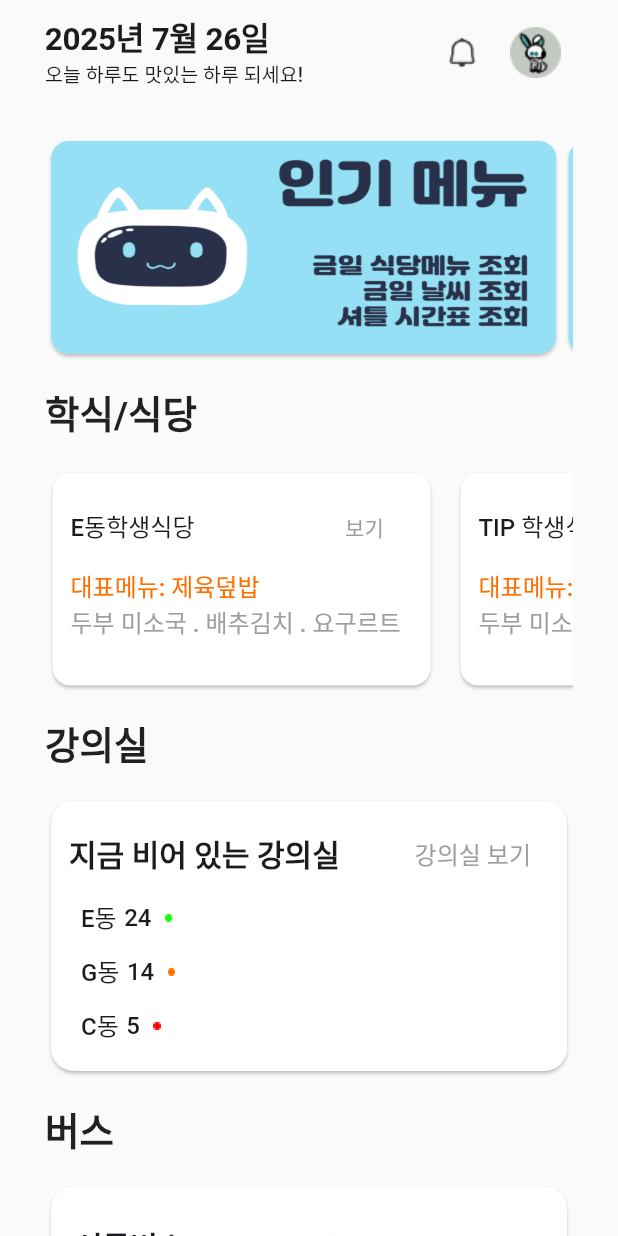
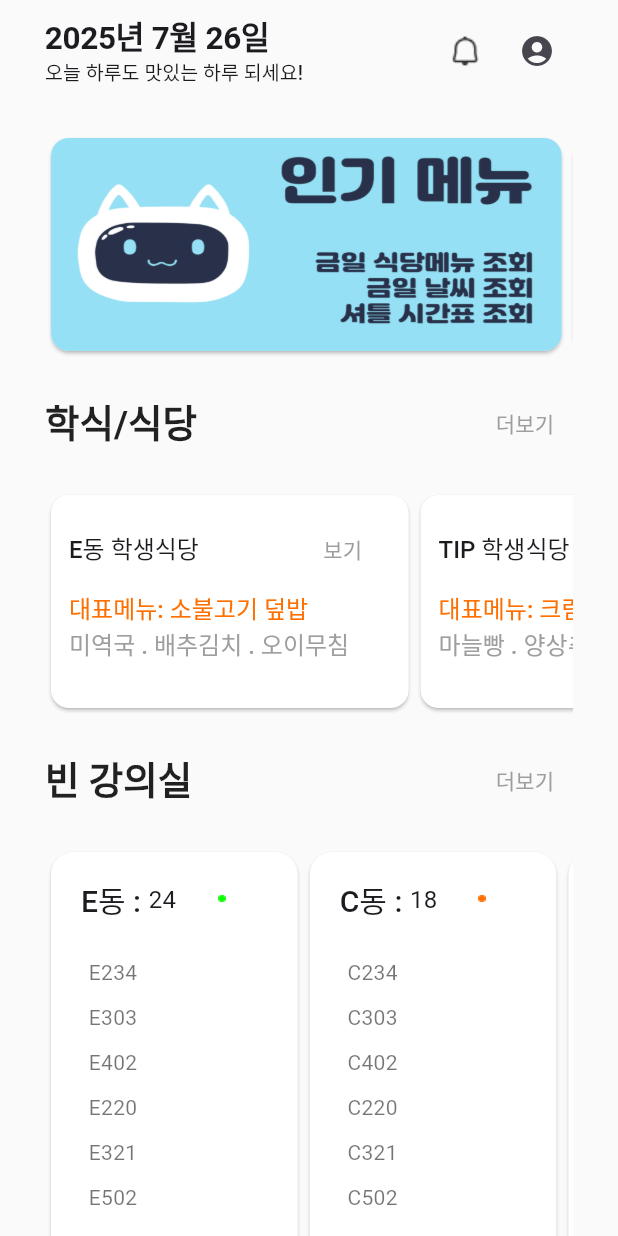
Before and after one commit to SongsBy/Sandori, a Flutter app: the HomeScreen screen opened directly, on a phone screen of 412 x 824 dp. Run offline on Flutter 3.47's test engine with Material 3 defaults, Android fonts, the phone set to English and light mode, and no system bars; Roboto replaces fonts that are missing (Pretendard).

Commit message:
homeScreen 최종

```diff
--- a/lib/screen/Banner_top.dart
+++ b/lib/screen/Banner_top.dart
@@ -21,7 +21,7 @@ class _BannerTopState extends State<BannerTop> {
   late final PageController _controller;
   @override
   void initState() {
-    _controller = PageController(viewportFraction: 0.98);
+    _controller = PageController(viewportFraction: 0.99);
     super.initState();
   }
   @override
--- a/lib/screen/BustimeScreen.dart
+++ b/lib/screen/BustimeScreen.dart
@@ -12,8 +12,8 @@ class Bustimescreen extends StatelessWidget {
 
 
     final List<Map<String , dynamic>>nextBus = [
-      {'busNumber':'assets/img/bus33.png' , 'goTo':'정왕역 방면', 'time': '2분'},
-      {'busNumber':'assets/img/bus21.png' , 'goTo':'정왕역 방면', 'time': '5분'},
+      {'busImage':'assets/img/bus.png' , 'busNumber' : '33', 'goTo':'정왕역 방면', 'time': '2분'},
+      {'busImage':'assets/img/bus.png' , 'busNumber' : '20-1','goTo':'정왕역 방면', 'time': '5분'},
     ];
     return Card(
       elevation: 1,
@@ -22,27 +22,15 @@ class Bustimescreen extends StatelessWidget {
       child: Padding(
         padding: const EdgeInsets.all(8.0),
         child: Padding(
-          padding: const EdgeInsets.symmetric(vertical: 8.0,horizontal: 8.0),
+          padding: const EdgeInsets.symmetric(vertical: 16.0,horizontal: 14.0),
           child: Column(
             crossAxisAlignment: CrossAxisAlignment.start,
             children: [
-              Row(
-                mainAxisAlignment: MainAxisAlignment.spaceBetween,
-                children: [
                   Text(
                     '셔틀버스 ',
                     style: mediumText!.copyWith(fontSize: 20, fontWeight: FontWeight.w600),
                   ),
-                  TextButton(
-                    style: TextButton.styleFrom(
-                      foregroundColor: Colors.grey,
-                      textStyle: mediumText
-                    ),
-                    onPressed: () {},
-                    child: Text('버스 시간표 상세보기'),
-                  ),
-                ],
-              ),
+                  SizedBox(height: 8),
               Text('15분 후 출발 ', style: mediumText?.copyWith(color: Colors.red)),
               SizedBox(height: 10),
               Text('정문 버스정류장', style: mediumText?.copyWith(fontSize: 20, fontWeight: FontWeight.w600)),
@@ -52,7 +40,9 @@ class Bustimescreen extends StatelessWidget {
                   padding: const EdgeInsets.symmetric(vertical: 4.0),
                   child: Row(
                     children: [
-                      Image.asset(item['busNumber']),
+                      Image.asset(item['busImage']),
+                      SizedBox(width: 5),
+                      Text(item['busNumber'], style: mediumText?.copyWith(color: Colors.green)),
                       SizedBox(width: 9),
                       Text(item['goTo'], style: mediumText?.copyWith(color: Colors.grey)),
                       SizedBox(width: 9),
--- a/lib/screen/Emptyclass.dart
+++ b/lib/screen/Emptyclass.dart
@@ -1,7 +1,40 @@
 import 'package:flutter/material.dart';
 
-class Emptyclass extends StatelessWidget {
-  const Emptyclass({super.key});
+class classStateInfo {
+  final String className;
+  final String classCount;
+  final String trfficIcon;
+  final List<String> classList;
+  classStateInfo({
+    required this.className,
+    required this.classCount,
+    required this.trfficIcon,
+    required this.classList,
+  });
+}
+
+class Emptyclass extends StatefulWidget {
+  final List<classStateInfo> classstate;
+  const Emptyclass({required this.classstate, super.key});
+
+  @override
+  State<Emptyclass> createState() => _EmptyclassState();
+}
+
+class _EmptyclassState extends State<Emptyclass> {
+  late final PageController _controller;
+
+  @override
+  void initState() {
+    _controller = PageController(viewportFraction: 0.49);
+    super.initState();
+  }
+
+  @override
+  void dispose() {
+    _controller.dispose();
+    super.dispose();
+  }
 
   @override
   Widget build(BuildContext context) {
@@ -9,58 +42,67 @@ class Emptyclass extends StatelessWidget {
     final largeText = Theme.of(context).textTheme.displayLarge;
     final mediumText = Theme.of(context).textTheme.displayMedium;
     final extraThinText = Theme.of(context).textTheme.bodySmall;
-    final List<Map<String , dynamic>>emptyBuilding = [
-      {'buildingName': 'E동' , 'emptyCount':'24', 'trafficLight': 'assets/img/green.png'},
-      {'buildingName': 'G동' , 'emptyCount':'14', 'trafficLight': 'assets/img/orange.png'},
-      {'buildingName': 'C동' , 'emptyCount':'5', 'trafficLight': 'assets/img/red.png'},
-    ];
-    return Card(
+    if (widget.classstate.isEmpty) return SizedBox.shrink();
+    return SizedBox(
+      height: 300,
+      child: PageView.builder(
+        scrollDirection: Axis.horizontal,
+        controller: _controller,
+
+        padEnds: false,
+        itemCount: widget.classstate.length,
+        itemBuilder: (context, i) {
+          final c = widget.classstate[i];
+          return SizedBox(
+            width: 220,
+            child: Card(
               elevation: 1,
+              color: Colors.white,
               shape: RoundedRectangleBorder(
                 borderRadius: BorderRadius.circular(15),
               ),
-      color: Colors.white,
               child: Padding(
-        padding: const EdgeInsets.all(12.0),
+                padding: const EdgeInsets.all(20.0),
                 child: Column(
                   crossAxisAlignment: CrossAxisAlignment.start,
                   children: [
                     Row(
-              mainAxisAlignment: MainAxisAlignment.spaceBetween,
+                      crossAxisAlignment: CrossAxisAlignment.start,
                       children: [
                         Text(
-                  '지금 비어 있는 강의실  ',
-                  style: mediumText?.copyWith(fontSize: 20, fontWeight: FontWeight.w600),
+                          maxLines: 1,
+                          overflow: TextOverflow.ellipsis,
+                          c.className,
+                          style: mediumText?.copyWith(fontSize: 20),
                         ),
-                TextButton(
-                  style: TextButton.styleFrom(
-                      foregroundColor: Colors.grey,
-                      textStyle: mediumText
+
+                        Text(
+                          maxLines: 1,
+                            overflow: TextOverflow.ellipsis,
+                            c.classCount, style: TextStyle(fontSize: 16)),
+                        Expanded(
+                          child: Image.asset(
+                            c.trfficIcon,
+                            width: 30,
+                            height: 22,
                           ),
-                  onPressed: () {},
-                  child: Text('강의실 보기'),
                         ),
                       ],
                     ),
+                    SizedBox(height: 20),
                     Column(
-              children: emptyBuilding.map((item) => Padding(
-                padding: const EdgeInsets.all(8.0),
-                child: Row(
-                  children: [
-                    Text((item['buildingName']),
-                        style:mediumText),
-                    SizedBox(width: 5,),
-                    Text(item['emptyCount'],
-                        style: mediumText),
-                    SizedBox(width: 9,),
-                    Image.asset(item['trafficLight'])
-                  ],
-                ),
-              ),).toList()
+                        children: c.classList.map((item) => Padding(
+                          padding: const EdgeInsets.all(5.0),
+                          child: Text(item, style: TextStyle(color: Colors.black54),),
+                        )).toList(),
                       ),
                   ],
                 ),
               ),
+            ),
+          );
+        },
+      ),
     );
   }
 }
--- a/lib/screen/SignInGateScreen.dart
+++ b/lib/screen/SignInGateScreen.dart
@@ -25,7 +25,7 @@ class SignInGateScreen extends StatelessWidget {
 
                 ///상단
                 Padding(padding: const EdgeInsets.all(16.0), child: _Top()),
-                paddingY(50.0),
+                paddingY(100.0),
 
                 ///하단 버튼
                 _Bottom(
@@ -59,7 +59,7 @@ class _Top extends StatelessWidget {
   Widget build(BuildContext context) {
     return Align(
       alignment: Alignment(1, 1),
-      child: Image.asset('assets/img/gatelogo4.png'),
+      child: Image.asset('assets/img/gatelogo.png'),
     );
   }
 }
--- a/lib/screen/TodayMeal.dart
+++ b/lib/screen/TodayMeal.dart
@@ -2,28 +2,47 @@ import 'package:flutter/material.dart';
 
 class Meal {
   final String Name;
-  final String mainDIsh;
-  final List<String> sideDish;
-  Meal({required this.Name, required this.mainDIsh, required this.sideDish});
+  final String mainDish;
+  final List<String> sideDishes;
+  Meal({required this.Name, required this.mainDish, required this.sideDishes});
 }
 
-class Todaymeal extends StatelessWidget {
+class Todaymeal extends StatefulWidget {
   final List<Meal> meals;
   const Todaymeal({required this.meals, super.key});
 
   @override
+  State<Todaymeal> createState() => _TodaymealState();
+}
+
+class _TodaymealState extends State<Todaymeal> {
+  late final PageController _controller;
+
+  @override
+  void initState() {
+    _controller = PageController(viewportFraction: 0.7);
+    super.initState();
+  }
+
+  @override
+  void dispose() {
+    _controller.dispose();
+    super.dispose();
+  }
+
+  @override
   Widget build(BuildContext context) {
     final mediumText = Theme.of(context).textTheme.displayMedium;
+    if (widget.meals.isEmpty)return SizedBox.shrink();
     return SizedBox(
       height: 150,
-      child: ListView.separated(
+      child: PageView.builder(
         scrollDirection: Axis.horizontal,
-        padding: const EdgeInsets.symmetric(horizontal: 1),
-        physics: const BouncingScrollPhysics(),
-        separatorBuilder: (_, __) => const SizedBox(width: 12),
-        itemCount: meals.length,
+        controller: _controller,
+        padEnds: false,
+        itemCount: widget.meals.length,
         itemBuilder: (context, i) {
-          final m = meals[i];
+          final m = widget.meals[i];
           return SizedBox(
             width: 260,
             child: Card(
@@ -56,14 +75,14 @@ class Todaymeal extends StatelessWidget {
                     ),
                     SizedBox(height: 6),
                     Text(
-                      '대표메뉴: ${m.mainDIsh}',
+                      '대표메뉴: ${m.mainDish}',
                       maxLines: 1,
                       overflow: TextOverflow.ellipsis,
                       style: mediumText?.copyWith(color: Color(0xFFFF6F00),
                       ),
                     ),
                     SizedBox(height: 4),
-                    Text(m.sideDish.join(' . '),
+                    Text(m.sideDishes.join(' . '),
                       maxLines: 1,
                       overflow: TextOverflow.ellipsis,
                       style: mediumText?.copyWith(color: Colors.grey),
--- a/lib/screen/home_screen.dart
+++ b/lib/screen/home_screen.dart
@@ -11,11 +11,31 @@ class HomeScreen extends StatelessWidget {
   Widget build(BuildContext context) {
     final smallText = TextTheme.of(context).displaySmall;
     final meals = [
-      Meal(Name: 'E동학생식당', mainDIsh: '제육덮밥', sideDish:['두부 미소국', '배추김치', '요구르트']),
-      Meal(Name: 'TIP 학생식당', mainDIsh: '제육덮밥', sideDish:['두부 미소국', '배추김치', '요구르트']),
-      Meal(Name: '세미콘', mainDIsh: '제육덮밥', sideDish:['두부 미소국', '배추김치', '요구르트']),
-      Meal(Name: '미가 식당', mainDIsh: '제육덮밥', sideDish:['두부 미소국', '배추김치', '요구르트']),
-      Meal(Name: '가가 식당', mainDIsh: '제육덮밥', sideDish:['두부 미소국', '배추김치', '요구르트']),
+      Meal(
+        Name: 'E동 학생식당',
+        mainDish: '소불고기 덮밥',
+        sideDishes: ['미역국', '배추김치', '오이무침'],
+      ),
+      Meal(
+        Name: 'TIP 학생식당',
+        mainDish: '크림 파스타',
+        sideDishes: ['마늘빵', '양상추 샐러드', '피클'],
+      ),
+      Meal(
+        Name: '세미콘',
+        mainDish: '치즈 돈까스',
+        sideDishes: ['우동 국물', '단무지', '양배추 샐러드'],
+      ),
+      Meal(
+        Name: '미가 식당',
+        mainDish: '해물 순두부찌개',
+        sideDishes: ['잡곡밥', '김치', '계란찜'],
+      ),
+      Meal(
+        Name: '가가 식당',
+        mainDish: '참치 마요 덮밥',
+        sideDishes: ['된장국', '단무지', '시금치 무침'],
+      ),
     ];
 
     final banner = [
@@ -24,8 +44,41 @@ class HomeScreen extends StatelessWidget {
       Banners(banner: ['assets/img/banner3.png']),
     ];
 
+    final classState = [
+      classStateInfo(
+        className: 'E동 : ',
+        classCount: '24',
+        trfficIcon: 'assets/img/green.png',
+        classList: ['E234', 'E303', 'E402', 'E220','E321','E502'],
+      ),
+      classStateInfo(
+        className: 'C동 : ',
+        classCount: '18',
+        trfficIcon: 'assets/img/orange.png',
+        classList: ['C234', 'C303', 'C402', 'C220', 'C321', 'C502'],
+      ),
+      classStateInfo(
+        className: 'G동 : ',
+        classCount: '10',
+        trfficIcon: 'assets/img/red.png',
+        classList: ['G234', 'G303', 'G402', 'G220', 'G321', 'G502'],
+      ),
+      classStateInfo(
+        className: 'A동 : ',
+        classCount: '13',
+        trfficIcon: 'assets/img/orange.png',
+        classList: ['A234', 'A303', 'A402', 'A220', 'A321', 'A502'],
+      ),
+      classStateInfo(
+        className: 'D동 : ',
+        classCount: '20',
+        trfficIcon: 'assets/img/green.png',
+        classList: ['D234', 'D303', 'D402', 'D220', 'D321', 'D502'],
+      ),
+    ];
 
-    final padding = SizedBox(height: 20,);
+
+    final padding = SizedBox(height: 20);
     return Scaffold(
       backgroundColor: Color(0xFFFAFAFA),
       body: SafeArea(
@@ -46,21 +99,22 @@ class HomeScreen extends StatelessWidget {
                     children: [
                       BannerTop(images: banner),
                       padding,
-                      _HeaderText(
-                        title: '학식/식당',
-                        showIconButton: false,
-                      ),
+                      _HeaderText(title: '학식/식당', showIconButton: true, onTextButtonPressed: onShowMealPressed,),
+
                       SizedBox(height: 20),
+
                       ///오늘의 식단 카드 섹션
                       Todaymeal(meals: meals),
                       padding,
-                      _HeaderText(title: '강의실', showIconButton: false),
+                      _HeaderText(title: '빈 강의실', showIconButton: true, onTextButtonPressed: onShowClassPressed,),
                       padding,
+
                       ///빈 강의실 카드 섹션
-                      Emptyclass(),
+                      Emptyclass(classstate: classState),
                       padding,
-                      _HeaderText(title: '버스', showIconButton: false),
+                      _HeaderText(title: '버스', showIconButton: true, onTextButtonPressed: onShowBusPressed,),
                       padding,
+
                       ///셔틀 버스 카드 섹션
                       Bustimescreen(),
                     ],
@@ -72,6 +126,15 @@ class HomeScreen extends StatelessWidget {
         ),
       ),
     );
+  }
+  void onShowMealPressed(){
+
+  }
+  void onShowClassPressed(){
+
+  }
+  void onShowBusPressed(){
+
   }
 }
 
@@ -102,7 +165,8 @@ class _Top extends StatelessWidget {
                     '2025년 7월 26일',
                     style: TextTheme.of(
                       context,
-                    ).displayLarge?.copyWith(fontSize: 21),overflow: TextOverflow.ellipsis,
+                    ).displayLarge?.copyWith(fontSize: 21),
+                    overflow: TextOverflow.ellipsis,
                   ),
                   const SizedBox(height: 4),
                   Text(
@@ -120,7 +184,7 @@ class _Top extends StatelessWidget {
             ),
             IconButton(
               onPressed: onUserPressed,
-              icon: Image.asset('assets/img/user.png'),
+              icon: Icon(Icons.account_circle)
             ),
           ],
         ),
@@ -128,15 +192,16 @@ class _Top extends StatelessWidget {
     );
   }
 }
+
 /// 각 카트섹션 헤더 텍스트
 class _HeaderText extends StatelessWidget {
   final String title;
-  final VoidCallback? onIconButtonPressed;
+  final VoidCallback? onTextButtonPressed;
   final bool showIconButton;
   const _HeaderText({
     required this.title,
     this.showIconButton = true,
-    this.onIconButtonPressed,
+    this.onTextButtonPressed,
     super.key,
   });
 
@@ -148,14 +213,17 @@ class _HeaderText extends StatelessWidget {
         Expanded(
           child: Text(
             title,
-            style:mediumText?.copyWith(fontSize: 25 , color:Colors.black87, fontWeight: FontWeight.w600),
+            style: mediumText?.copyWith(
+              fontSize: 25,
+              color: Colors.black87,
+              fontWeight: FontWeight.w600,
+            ),
           ),
         ),
         if (showIconButton)
-          IconButton(
-            onPressed: onIconButtonPressed,
-            icon: Image.asset('assets/img/dot.png'),
-          ),
+          TextButton(
+              onPressed: onTextButtonPressed,
+              child: Text('더보기', style: TextStyle(color: Colors.grey),))
       ],
     );
   }
```
Also changed, not shown: assets/img/bus.png (added), assets/img/gatelogo.png (added), assets/img/gatelogo4.png (deleted). Lines whose indentation alone changed are shown as unchanged.
